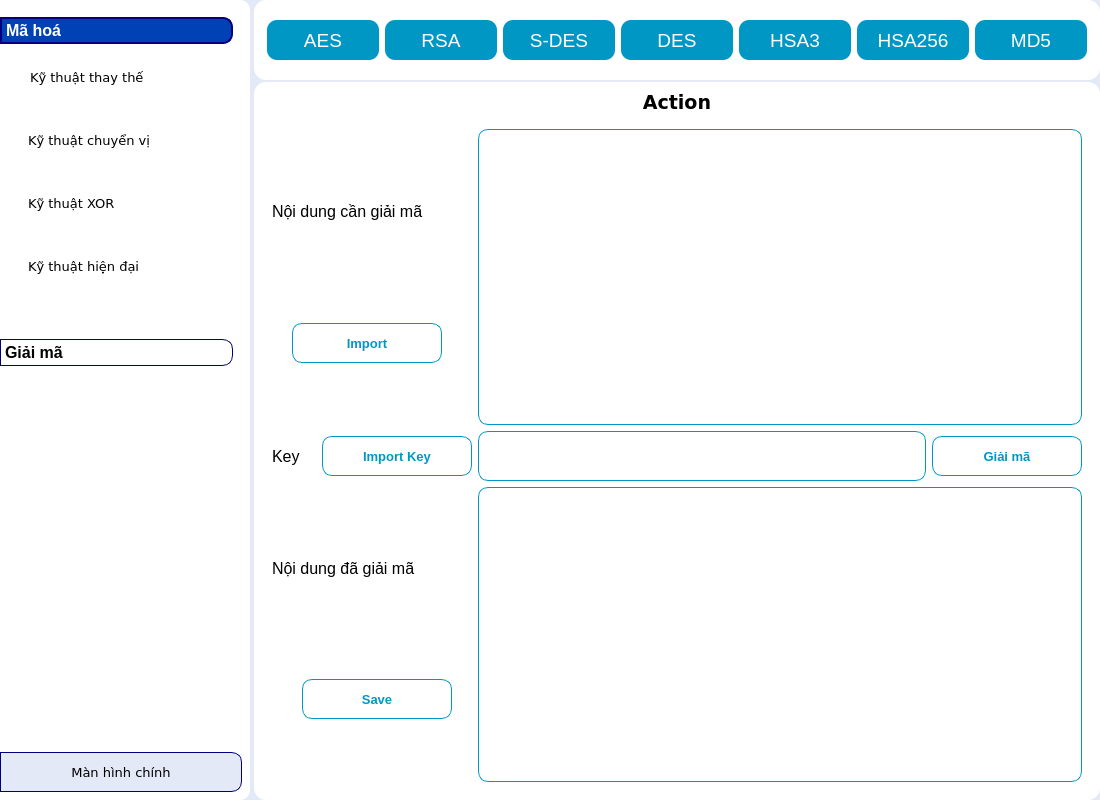
Above: demo2.ui from reilee21/BMHTTT before the change. Below: the same form after it.
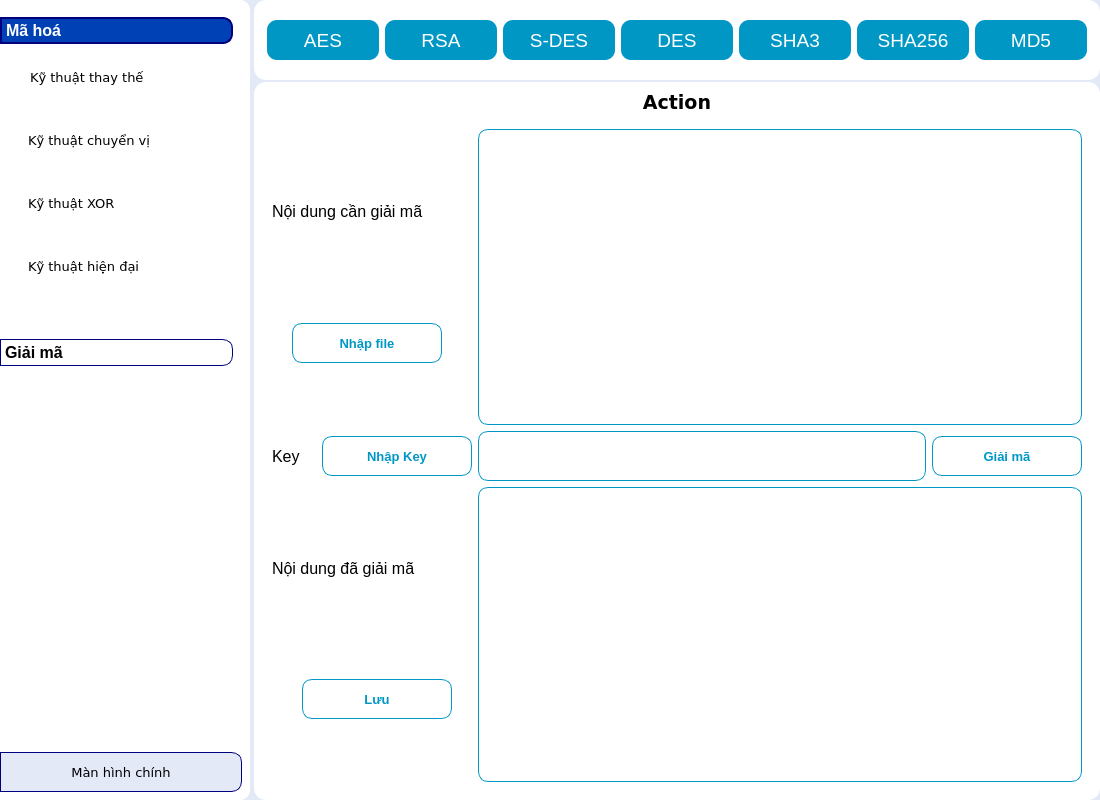
That is the form after the change. The open tabs and pages were chosen to show the change. Icons and pictures are not drawn.

Patch:
```diff
--- a/demo2.ui
+++ b/demo2.ui
@@ -1062,7 +1062,7 @@
                  <cursorShape>PointingHandCursor</cursorShape>
                 </property>
                 <property name="text">
-                 <string>HSA3</string>
+                 <string>SHA3</string>
                 </property>
                </widget>
               </item>
@@ -1089,7 +1089,7 @@
                  <cursorShape>PointingHandCursor</cursorShape>
                 </property>
                 <property name="text">
-                 <string>HSA256</string>
+                 <string>SHA256</string>
                 </property>
                </widget>
               </item>
@@ -1802,7 +1802,7 @@
                     <cursorShape>PointingHandCursor</cursorShape>
                    </property>
                    <property name="text">
-                    <string>Import</string>
+                    <string>Nhập file</string>
                    </property>
                    <property name="icon">
                     <iconset resource="resource.qrc">
@@ -1885,7 +1885,7 @@
                    <cursorShape>PointingHandCursor</cursorShape>
                   </property>
                   <property name="text">
-                   <string>Import Key</string>
+                   <string>Nhập Key</string>
                   </property>
                   <property name="icon">
                    <iconset resource="resource.qrc">
@@ -2024,7 +2024,7 @@
                     <cursorShape>PointingHandCursor</cursorShape>
                    </property>
                    <property name="text">
-                    <string>Save</string>
+                    <string>Lưu</string>
                    </property>
                    <property name="icon">
                     <iconset resource="resource.qrc">
```
Left out of the diff: 28 changed lines with no effect on the pictures.
